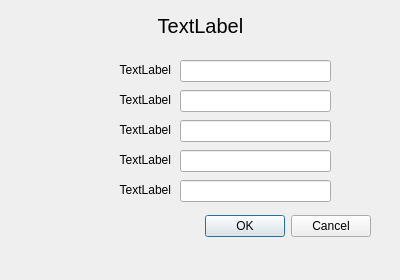
The window that source/inputdialog.ui (RORMasa/NodeBeamEditor) describes before a commit, drawn with Qt 5.
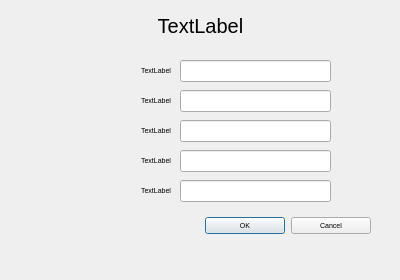
The same window after the commit.

Diff of the .ui file:
```diff
--- a/source/inputdialog.ui
+++ b/source/inputdialog.ui
@@ -10,6 +10,11 @@
     <height>280</height>
    </rect>
   </property>
+  <property name="font">
+   <font>
+    <pointsize>5</pointsize>
+   </font>
+  </property>
   <property name="windowTitle">
    <string>Dialog</string>
   </property>
```
